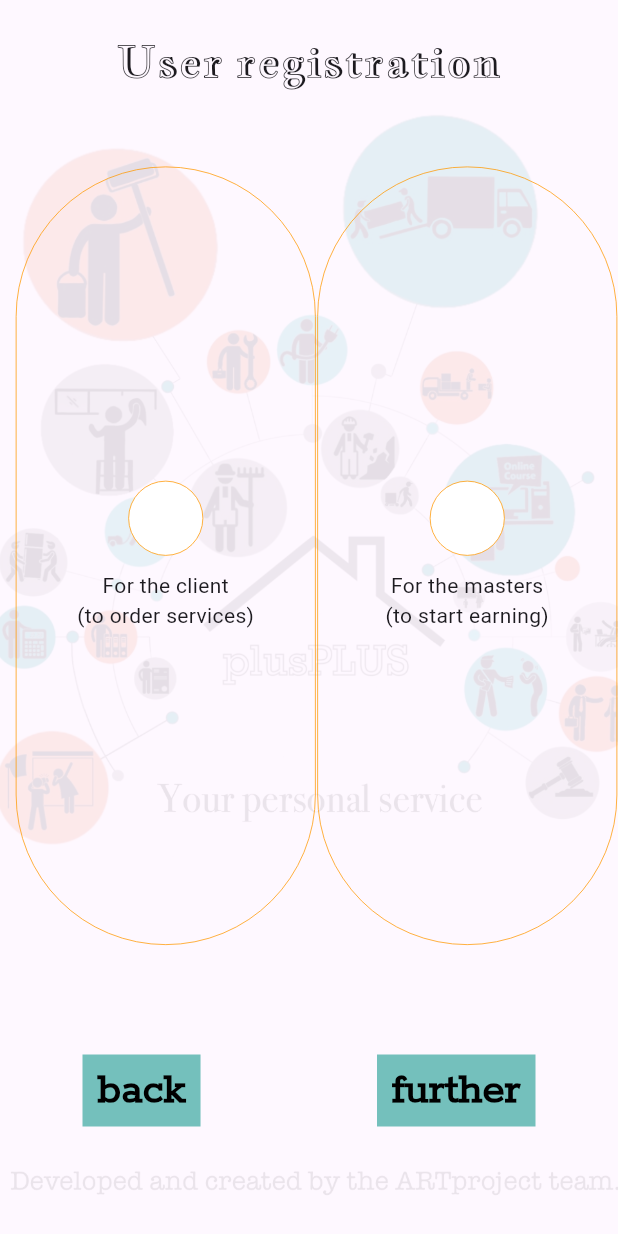
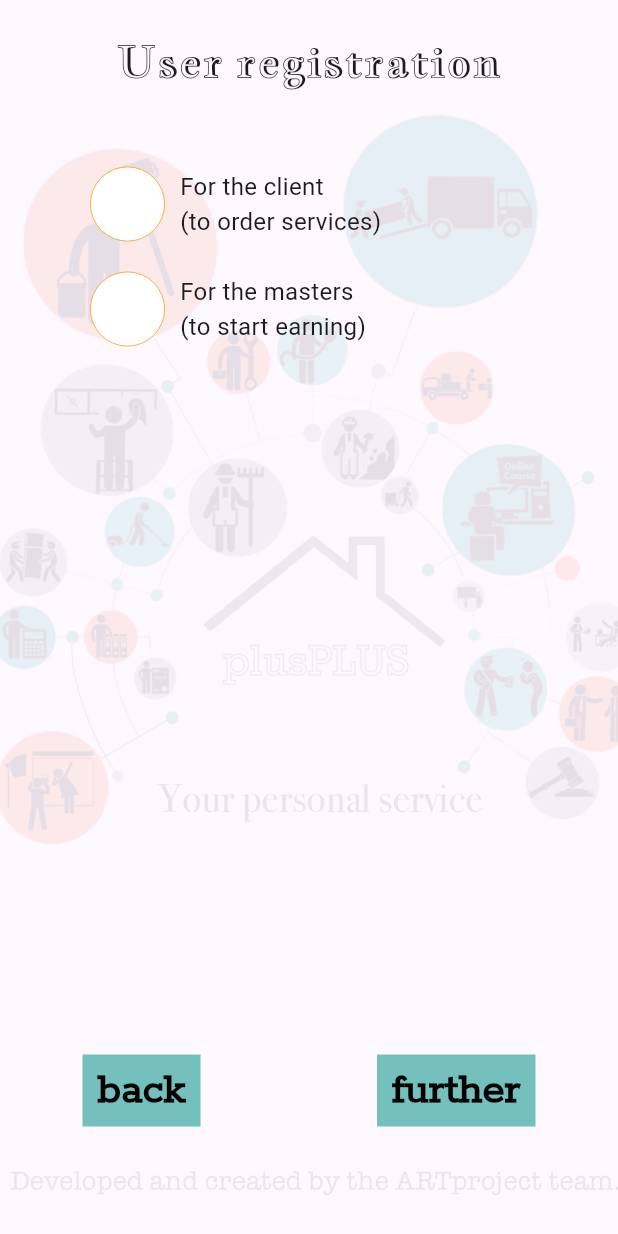
Before and after one commit to inputBrain/ios_app_kabanchik_client, a Flutter app: the screen it shows after launch, on a phone screen of 412 x 824 dp. Run offline on Flutter 3.47's test engine with Material 3 defaults, Android fonts, the phone set to English and light mode, and no system bars.

Commit message:
buttons style in work

```diff
--- a/lib/screens/registration_screen.dart
+++ b/lib/screens/registration_screen.dart
@@ -57,9 +57,9 @@ class _RegistrationScreenState extends State<RegistrationScreen> {
                         ),
                         Expanded(
                           child: Padding(
-                            padding: const EdgeInsets.only(left: 10, top: 50),
-                            child: Row(
-                              mainAxisAlignment: MainAxisAlignment.spaceEvenly,
+                            padding: const EdgeInsets.only(left: 60, top: 50, right: 10),
+                            child: Column(
+                              mainAxisAlignment: MainAxisAlignment.start,
                               children: [
                                 _buildOptionButton(
                                   'For the client\n(to order services)',
@@ -105,15 +105,7 @@ class _RegistrationScreenState extends State<RegistrationScreen> {
     bool isSelected = selectedOption == option;
     return GestureDetector(
       onTap: () => _selectOption(option),
-      child: Container(
-        width: 200,
-        padding: const EdgeInsets.all(10),
-        decoration: BoxDecoration(
-          border: Border.all(color: Colors.orange, width: 0.5),
-          borderRadius: BorderRadius.circular(100),
-        ),
-        child: Column(
-          mainAxisAlignment: MainAxisAlignment.center,
+      child: Row(
         children: [
           Container(
             width: 50,
@@ -124,13 +116,14 @@ class _RegistrationScreenState extends State<RegistrationScreen> {
               color: isSelected ? Colors.black : Colors.white,
             ),
           ),
-            const SizedBox(height: 10),
-            Text(
+          const SizedBox(width: 10),
+          Expanded(
+            child: Text(
               text,
-              textAlign: TextAlign.center,
+              style: TextStyle(fontSize: 16),
+            ),
           ),
         ],
-        ),
       ),
     );
   }
```
Lines whose indentation alone changed are shown as unchanged.
